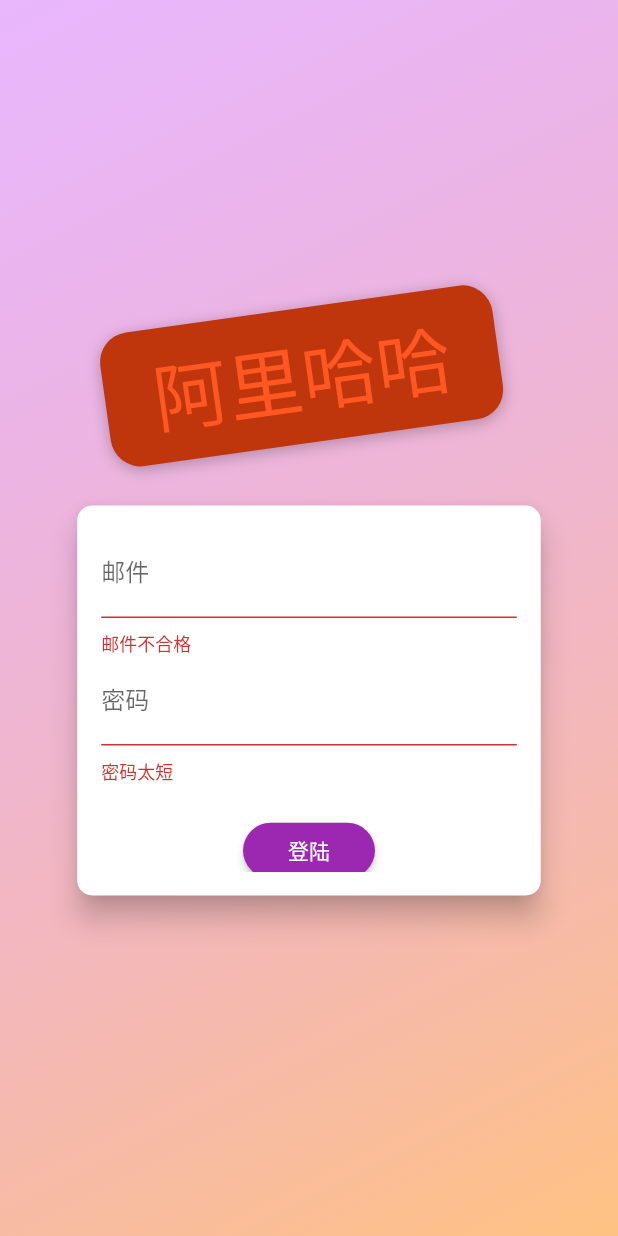
After one commit to duyhuynhquoc/flutter_shop_app, a Flutter app: the screen it shows after launch, after a tap on "登陆", on a phone screen of 412 x 824 dp. The commit adds this screen. Run offline on Flutter 3.47's test engine with Material 2 defaults, Android fonts, the phone set to English and light mode, and no system bars; our stand-ins replace badges, shared_preferences; network calls fail; Roboto replaces fonts that are missing (Anton).

Commit message:
Complete app

```diff
--- a/lib/main.dart
+++ b/lib/main.dart
@@ -1,12 +1,15 @@
 import 'package:flutter/material.dart';
+import 'package:flutter_shop_app/providers/auth.dart';
 import 'package:flutter_shop_app/providers/cart.dart';
 import 'package:flutter_shop_app/providers/orders.dart';
 import 'package:flutter_shop_app/providers/products.dart';
+import 'package:flutter_shop_app/screens/auth_screen.dart';
 import 'package:flutter_shop_app/screens/cart_screen.dart';
 import 'package:flutter_shop_app/screens/edit_product_screen.dart';
 import 'package:flutter_shop_app/screens/orders_screen.dart';
 import 'package:flutter_shop_app/screens/product_detail_screen.dart';
 import 'package:flutter_shop_app/screens/products_overview_screen.dart';
+import 'package:flutter_shop_app/screens/splash_screen.dart';
 import 'package:flutter_shop_app/screens/user_products_screen.dart';
 import 'package:provider/provider.dart';
 
@@ -23,19 +26,39 @@ class MyApp extends StatelessWidget {
 
     return MultiProvider(
       providers: [
-        ChangeNotifierProvider(create: (ctx) => Products()),
-        ChangeNotifierProvider(create: (ctx) => Cart()),
-        ChangeNotifierProvider(create: (ctx) => Orders()),
+        ChangeNotifierProvider(
+          create: (ctx) => Auth(),
+        ),
+        ChangeNotifierProxyProvider<Auth, Products>(
+          create: (ctx) => Products(null, null, []),
+          update: (context, auth, previousProducts) =>
+              Products(auth.token, auth.userId, previousProducts == null ? [] : previousProducts.allItems),
+        ),
+        ChangeNotifierProxyProvider<Auth, Cart>(
+          create: (ctx) => Cart(),
+          update: (ctx, auth, prevCart) => Cart(),
+        ),
+        ChangeNotifierProxyProvider<Auth, Orders>(
+          create: (ctx) => Orders(null, null, []),
+          update: (context, auth, prevOrders) =>
+              Orders(auth.token, auth.userId, prevOrders == null ? [] : prevOrders.orders),
+        ),
       ],
-      child: MaterialApp(
+      child: Consumer<Auth>(
+        builder: (context, auth, child) => MaterialApp(
           title: '阿里哈哈',
           debugShowCheckedModeBanner: false,
           theme: ThemeData(
             primaryColor: Colors.purple,
-          colorScheme:
-              themeData.colorScheme.copyWith(secondary: Colors.deepOrange),
+            colorScheme: themeData.colorScheme.copyWith(secondary: Colors.deepOrange),
           ),
-        home: ProductsOverViewScreen(),
+          home: auth.isAuth
+              ? ProductsOverViewScreen()
+              : FutureBuilder(
+                  future: auth.tryAutoLogin(),
+                  builder: (context, snapshot) =>
+                      snapshot.connectionState == ConnectionState.waiting ? SplashScreen() : AuthScreen(),
+                ),
           routes: {
             ProductDetailScreen.routeName: (context) => ProductDetailScreen(),
             CartScreen.routeName: (context) => CartScreen(),
@@ -44,6 +67,7 @@ class MyApp extends StatelessWidget {
             EditProductScreen.routeName: (context) => EditProductScreen()
           },
         ),
+      ),
     );
   }
 }
--- /dev/null
+++ b/lib/providers/auth.dart
@@ -0,0 +1,136 @@
+import 'dart:async';
+import 'dart:convert';
+
+import 'package:flutter/material.dart';
+import 'package:flutter_shop_app/models/http_exception.dart';
+import 'package:http/http.dart' as http;
+import 'package:shared_preferences/shared_preferences.dart';
+
+class Auth with ChangeNotifier {
+  String? _token;
+  DateTime? _expiryDate;
+  String? _userId;
+  Timer? _authTimer;
+
+  String? get userId {
+    return _userId;
+  }
+
+  bool get isAuth {
+    return token != null;
+  }
+
+  String? get token {
+    if (_expiryDate != null && _expiryDate!.isAfter(DateTime.now())) {
+      return _token;
+    } else {
+      return null;
+    }
+  }
+
+  Future<void> _authenticate(String email, String password, String urlSegment) async {
+    final url = Uri.parse(
+        'https://identitytoolkit.googleapis.com/v1/accounts:$urlSegment?key=AIzaSyATQkpUn93ECIxZ8KD486zQ0VfWbpRYxdY');
+
+    try {
+      final response = await http.post(
+        url,
+        body: json.encode(
+          {
+            'email': email,
+            'password': password,
+            'returnSecureToken': true,
+          },
+        ),
+      );
+
+      final responseData = json.decode(response.body);
+
+      if (responseData['error'] != null) {
+        throw HttpException(responseData['error']['message']);
+      }
+
+      _token = responseData['idToken'];
+      _userId = responseData['localId'];
+      _expiryDate = DateTime.now().add(
+        Duration(
+          seconds: int.parse(
+            responseData['expiresIn'],
+          ),
+        ),
+      );
+
+      _autoLogout();
+      notifyListeners();
+
+      final prefs = await SharedPreferences.getInstance();
+      final userData = json.encode({
+        'token': _token,
+        'userId': _userId,
+        'expiryDate': _expiryDate!.toIso8601String(),
+      });
+      prefs.setString('userData', userData);
+    } catch (e) {
+      rethrow;
+    }
+  }
+
+  Future<void> signUp(String email, String password) async {
+    return _authenticate(email, password, 'signUp');
+  }
+
+  Future<void> logIn(String email, String password) async {
+    return _authenticate(email, password, 'signInWithPassword');
+  }
+
+  Future<bool> tryAutoLogin() async {
+    final prefs = await SharedPreferences.getInstance();
+
+    if (!prefs.containsKey('userData')) {
+      return false;
+    }
+
+    final userData = json.decode(prefs.getString('userData')!) as Map<String, dynamic>;
+    final expiryDate = DateTime.parse(userData['expiryDate']);
+
+    if (expiryDate.isBefore(DateTime.now())) {
+      return false;
+    }
+
+    _token = userData['token'];
+    _userId = userData['userId'];
+    _expiryDate = expiryDate;
+
+    notifyListeners();
+    _autoLogout();
+
+    return true;
+  }
+
+  Future<void> logOut() async {
+    _token = null;
+    _userId = null;
+    _expiryDate = null;
+
+    if (_authTimer != null) {
+      _authTimer!.cancel();
+      _authTimer = null;
+    }
+
+    final prefs = await SharedPreferences.getInstance();
+
+    prefs.clear();
+
+    notifyListeners();
+  }
+
+  void _autoLogout() {
+    if (_authTimer != null) {
+      _authTimer!.cancel();
+    }
+    if (_expiryDate != null) {
+      final timeToExpiry = _expiryDate!.difference(DateTime.now()).inSeconds;
+      _authTimer = Timer(Duration(seconds: timeToExpiry), logOut);
+    }
+  }
+}
--- a/lib/providers/orders.dart
+++ b/lib/providers/orders.dart
@@ -28,14 +28,18 @@ class OrderItem {
 class Orders with ChangeNotifier {
   List<OrderItem> _orders = [];
 
+  String? authToken;
+  String? userId;
+
+  Orders(this.authToken, this.userId, this._orders);
+
   List<OrderItem> get orders {
     return [..._orders];
   }
 
   Future<void> fetchOrders() async {
-    print(1);
     final url = Uri.parse(
-        'https://flutter-shop-app-f93cf-default-rtdb.asia-southeast1.firebasedatabase.app/orders.json');
+        'https://flutter-shop-app-f93cf-default-rtdb.asia-southeast1.firebasedatabase.app/orders/$userId.json?auth=$authToken');
 
     final fetchedOrders = [];
 
@@ -84,7 +88,7 @@ class Orders with ChangeNotifier {
 
   Future<void> addOrder(List<CartItem> cartProducts, double total) async {
     final url = Uri.parse(
-        'https://flutter-shop-app-f93cf-default-rtdb.asia-southeast1.firebasedatabase.app/orders.json');
+        'https://flutter-shop-app-f93cf-default-rtdb.asia-southeast1.firebasedatabase.app/orders/$userId.json?auth=$authToken');
 
     try {
       final currentDateTime = DateTime.now();
--- /dev/null
+++ b/lib/screens/auth_screen.dart
@@ -0,0 +1,285 @@
+import 'dart:math';
+
+import 'package:flutter/material.dart';
+import 'package:flutter_shop_app/models/http_exception.dart';
+import 'package:flutter_shop_app/providers/auth.dart';
+import 'package:provider/provider.dart';
+
+enum AuthMode { signUp, Login }
+
+class AuthScreen extends StatelessWidget {
+  static const routeName = '/auth';
+
+  @override
+  Widget build(BuildContext context) {
+    final deviceSize = MediaQuery.of(context).size;
+    // final transformConfig = Matrix4.rotationZ(-8 * pi / 180);
+    // transformConfig.translate(-10.0);
+    return Scaffold(
+      // resizeToAvoidBottomInset: false,
+      body: Stack(
+        children: <Widget>[
+          Container(
+            decoration: BoxDecoration(
+              gradient: LinearGradient(
+                colors: [
+                  const Color.fromRGBO(215, 117, 255, 1).withOpacity(0.5),
+                  const Color.fromRGBO(255, 188, 117, 1).withOpacity(0.9),
+                ],
+                begin: Alignment.topLeft,
+                end: Alignment.bottomRight,
+                stops: const [0, 1],
+              ),
+            ),
+          ),
+          SingleChildScrollView(
+            child: Container(
+              height: deviceSize.height,
+              width: deviceSize.width,
+              child: Column(
+                mainAxisAlignment: MainAxisAlignment.center,
+                crossAxisAlignment: CrossAxisAlignment.center,
+                children: <Widget>[
+                  Flexible(
+                    child: Container(
+                      margin: const EdgeInsets.only(bottom: 20.0),
+                      padding: const EdgeInsets.symmetric(vertical: 8.0, horizontal: 32.0),
+                      transform: Matrix4.rotationZ(-8 * pi / 180)..translate(-10.0),
+                      // ..translate(-10.0),
+                      decoration: BoxDecoration(
+                        borderRadius: BorderRadius.circular(20),
+                        color: Colors.deepOrange.shade900,
+                        boxShadow: [
+                          const BoxShadow(
+                            blurRadius: 8,
+                            color: Colors.black26,
+                            offset: Offset(0, 2),
+                          )
+                        ],
+                      ),
+                      child: Text(
+                        '阿里哈哈',
+                        style: TextStyle(
+                          color: Theme.of(context).colorScheme.secondary,
+                          fontSize: 50,
+                          fontFamily: 'Anton',
+                          fontWeight: FontWeight.normal,
+                        ),
+                      ),
+                    ),
+                  ),
+                  Flexible(
+                    flex: deviceSize.width > 600 ? 2 : 1,
+                    child: AuthCard(),
+                  ),
+                ],
+              ),
+            ),
+          ),
+        ],
+      ),
+    );
+  }
+}
+
+class AuthCard extends StatefulWidget {
+  @override
+  _AuthCardState createState() => _AuthCardState();
+}
+
+class _AuthCardState extends State<AuthCard> {
+  final GlobalKey<FormState> _formKey = GlobalKey();
+  AuthMode _authMode = AuthMode.Login;
+  final Map<String, String> _authData = {
+    'email': '',
+    'password': '',
+  };
+  var _isLoading = false;
+  final _passwordController = TextEditingController();
+
+  void _showDialog(String message) {
+    showDialog(
+      context: context,
+      builder: (ctx) => AlertDialog(
+        title: const Text('出错了！'),
+        content: Text(message),
+        actions: [
+          TextButton(
+            onPressed: () {
+              Navigator.of(ctx).pop();
+            },
+            child: const Text('我知道了'),
+          )
+        ],
+      ),
+    );
+  }
+
+  void _submit() async {
+    if (_formKey.currentState != null && !_formKey.currentState!.validate()) {
+      // Invalid!
+
+      return;
+    }
+    _formKey.currentState!.save();
+
+    setState(() {
+      _isLoading = true;
+    });
+
+    try {
+      if (_authMode == AuthMode.Login) {
+        // Log user in
+        await Provider.of<Auth>(context, listen: false).logIn(_authData['email']!, _authData['password']!);
+      } else {
+        // Sign user up
+        await Provider.of<Auth>(context, listen: false).signUp(_authData['email']!, _authData['password']!);
+      }
+    } on HttpException catch (e) {
+      String errorMessage = '认证失败，再试试。';
+
+      if (e.toString().contains('EMAIL_EXISTS')) {
+        errorMessage = '邮件已被使用了。';
+      } else if (e.toString().contains('INVALID_EMAIL')) {
+        errorMessage = '邮件不合格。';
+      } else if (e.toString().contains('WEAK_PASSWORD')) {
+        errorMessage = '密码太弱。';
+      } else if (e.toString().contains('EMAIL_NOT_FOUND') || e.toString().contains('INVALID_PASSWORD')) {
+        errorMessage = '邮件或者密码不合格。';
+      }
+
+      _showDialog(errorMessage);
+    } catch (e) {
+      String errorMessage = '出错了。';
+
+      _showDialog(errorMessage);
+    }
+
+    setState(() {
+      _isLoading = false;
+    });
+  }
+
+  void _switchAuthMode() {
+    if (_authMode == AuthMode.Login) {
+      setState(() {
+        _authMode = AuthMode.signUp;
+      });
+    } else {
+      setState(() {
+        _authMode = AuthMode.Login;
+      });
+    }
+  }
+
+  @override
+  Widget build(BuildContext context) {
+    final deviceSize = MediaQuery.of(context).size;
+    return Card(
+      shape: RoundedRectangleBorder(
+        borderRadius: BorderRadius.circular(10.0),
+      ),
+      elevation: 8.0,
+      child: Container(
+        height: _authMode == AuthMode.signUp ? 320 : 260,
+        constraints: BoxConstraints(minHeight: _authMode == AuthMode.signUp ? 320 : 260),
+        width: deviceSize.width * 0.75,
+        padding: const EdgeInsets.all(16.0),
+        child: Form(
+          key: _formKey,
+          child: SingleChildScrollView(
+            child: Column(
+              children: <Widget>[
+                TextFormField(
+                  decoration: const InputDecoration(labelText: '邮件'),
+                  keyboardType: TextInputType.emailAddress,
+                  validator: (value) {
+                    if (value != null) {
+                      if (value.isEmpty || !value.contains('@')) {
+                        return '邮件不合格';
+                      }
+                    }
+                    return null;
+                  },
+                  onSaved: (value) {
+                    if (value != null) {
+                      _authData['email'] = value;
+                    }
+                  },
+                ),
+                TextFormField(
+                  decoration: const InputDecoration(labelText: '密码'),
+                  obscureText: true,
+                  controller: _passwordController,
+                  validator: (value) {
+                    if (value != null) {
+                      if (value.isEmpty || value.length < 5) {
+                        return '密码太短';
+                      }
+                    }
+
+                    return null;
+                  },
+                  onSaved: (value) {
+                    if (value != null) {
+                      _authData['password'] = value;
+                    }
+                  },
+                ),
+                if (_authMode == AuthMode.signUp)
+                  TextFormField(
+                    enabled: _authMode == AuthMode.signUp,
+                    decoration: const InputDecoration(labelText: '确认密码'),
+                    obscureText: true,
+                    validator: _authMode == AuthMode.signUp
+                        ? (value) {
+                            if (value != _passwordController.text) {
+                              return '确认的密码不相似';
+                            }
+                          }
+                        : null,
+                  ),
+                const SizedBox(
+                  height: 20,
+                ),
+                if (_isLoading)
+                  const CircularProgressIndicator()
+                else
+                  ElevatedButton(
+                    style: ElevatedButton.styleFrom(
+                      shape: RoundedRectangleBorder(borderRadius: BorderRadius.circular(30)),
+                      padding: const EdgeInsets.symmetric(horizontal: 30, vertical: 8),
+                      foregroundColor: Theme.of(context).primaryTextTheme.button?.color,
+                      backgroundColor: Theme.of(context).primaryColor,
+                    ),
+                    onPressed: _submit,
+                    child: Text(_authMode == AuthMode.Login ? '登陆' : '注册'),
+                  ),
+                const SizedBox(
+                  height: 16,
+                ),
+                Row(
+                  mainAxisAlignment: MainAxisAlignment.center,
+                  children: [
+                    Text(_authMode == AuthMode.Login ? '没有账号？' : '已有账号？'),
+                    TextButton(
+                      style: TextButton.styleFrom(
+                        minimumSize: Size.zero,
+                        padding: EdgeInsets.zero,
+                        foregroundColor: Theme.of(context).primaryColor, // Text color
+
+                        tapTargetSize: MaterialTapTargetSize.shrinkWrap,
+                      ),
+                      onPressed: _switchAuthMode,
+                      child: Text(_authMode == AuthMode.Login ? '注册' : '登陆'),
+                    ),
+                  ],
+                )
+              ],
+            ),
+          ),
+        ),
+      ),
+    );
+  }
+}
--- /dev/null
+++ b/lib/screens/splash_screen.dart
@@ -0,0 +1,12 @@
+import 'package:flutter/material.dart';
+
+class SplashScreen extends StatelessWidget {
+  @override
+  Widget build(BuildContext context) {
+    return const Scaffold(
+      body: Center(
+        child: Text('Loading...'),
+      ),
+    );
+  }
+}
--- a/pubspec.yaml
+++ b/pubspec.yaml
@@ -35,6 +35,7 @@ dependencies:
   badges: ^2.0.3
   intl: ^0.18.0
   http: ^0.13.5
+  shared_preferences: ^2.0.15
 
   # The following adds the Cupertino Icons font to your application.
   # Use with the CupertinoIcons class for iOS style icons.
```
Also changed, not shown: lib/providers/product.dart (+4 -8 lines), lib/providers/products.dart (+21 -11 lines), lib/screens/edit_product_screen.dart (+7 -12 lines), lib/screens/user_products_screen.dart (+14 -7 lines), lib/widgets/app_drawer.dart (+14 -4 lines), lib/widgets/product_item.dart (+5 -6 lines), pubspec.lock, 7 other files. Lines whose indentation alone changed are shown as unchanged.
